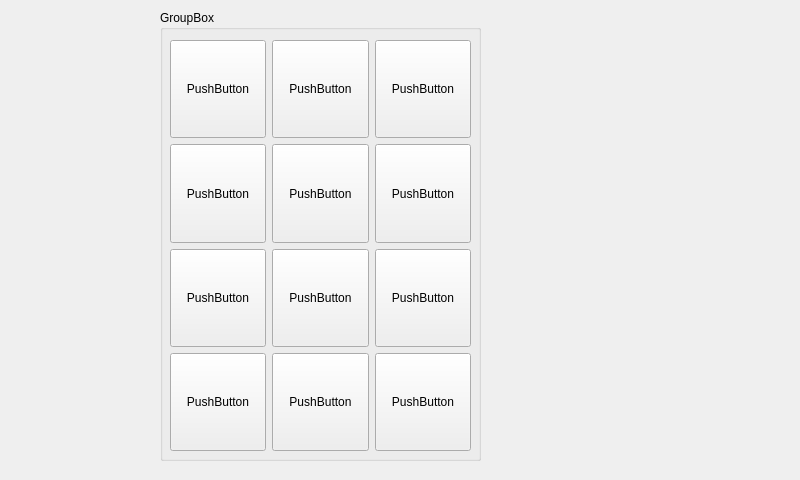
The window that Parties_Raspberry_Gaches/Code/Projet_Casier/interfacedescasiers.ui (cbourgouin/Projet_Casier) describes before a commit, drawn with Qt 5.
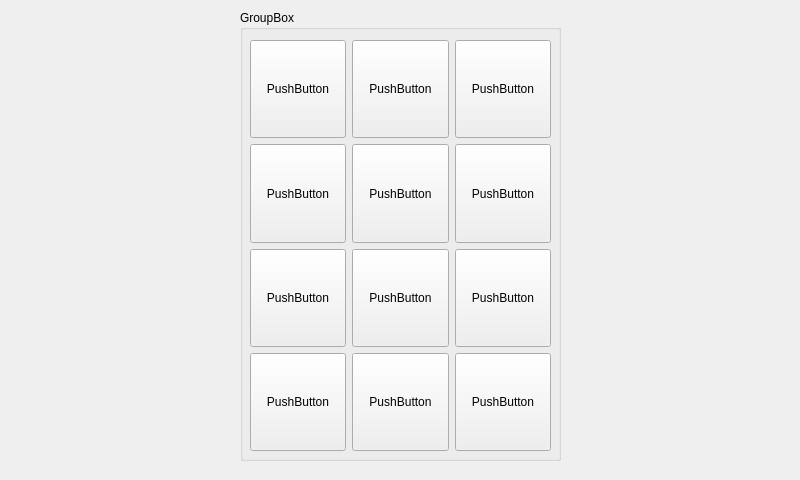
The same window after the commit.

Patch:
```diff
--- a/Parties_Raspberry_Gaches/Code/Projet_Casier/interfacedescasiers.ui
+++ b/Parties_Raspberry_Gaches/Code/Projet_Casier/interfacedescasiers.ui
@@ -40,7 +40,7 @@
   <widget class="QGroupBox" name="groupBox">
    <property name="geometry">
     <rect>
-     <x>160</x>
+     <x>240</x>
      <y>10</y>
      <width>321</width>
      <height>451</height>
@@ -49,7 +49,7 @@
    <property name="title">
     <string>GroupBox</string>
    </property>
-   <widget class="QWidget" name="">
+   <widget class="QWidget" name="layoutWidget">
     <property name="geometry">
      <rect>
       <x>10</x>
```
